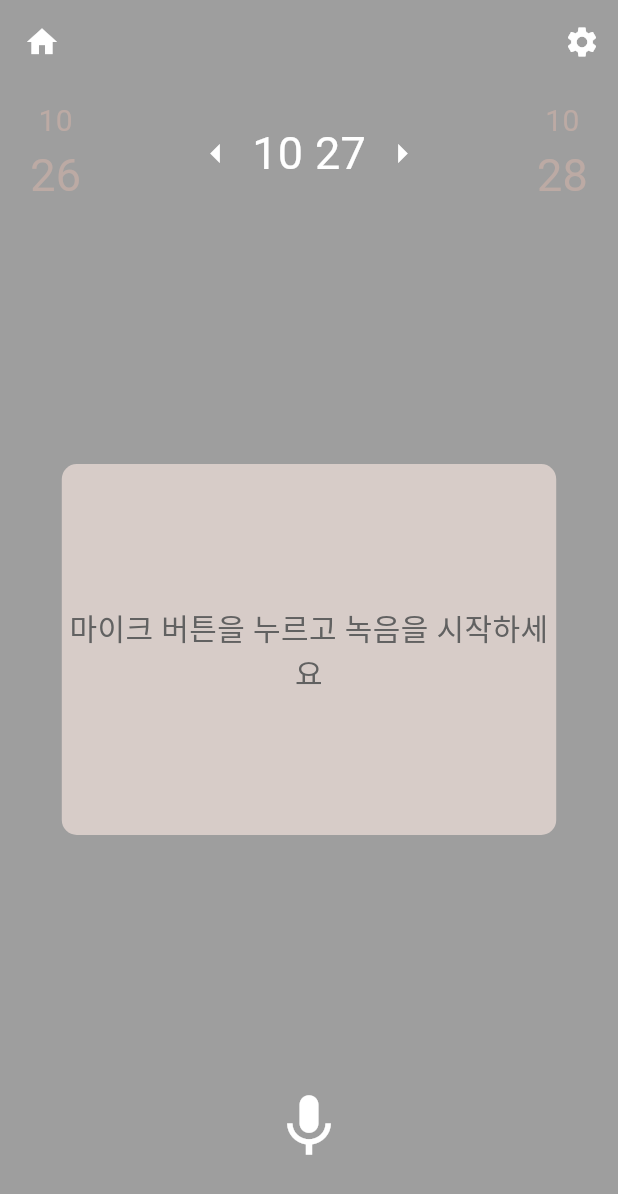
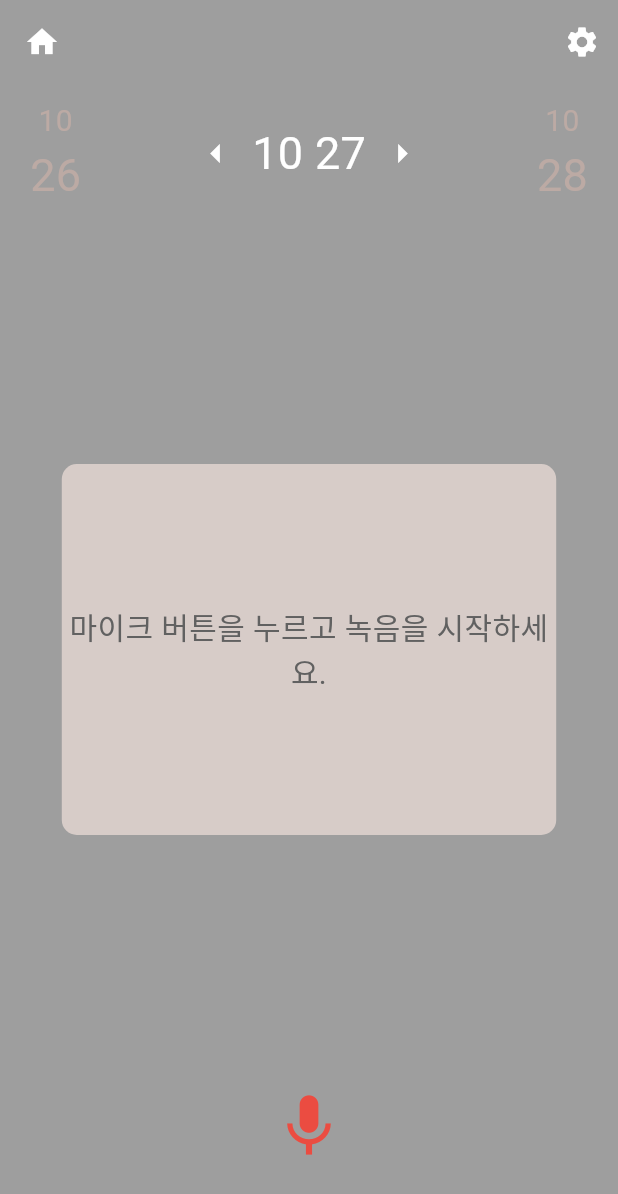
Before and after one commit to ChaeyeonYeager/dd, a Flutter app: the DiaryPage screen opened directly with empty values, after a tap on the "mic" icon, on a phone screen of 412 x 824 dp. Shown: the top 1194 px of the screen. Run offline on Flutter 3.47's test engine with Material 3 defaults, Android fonts, the phone set to English and light mode, and no system bars; our stand-ins replace firebase_auth, firebase_core, flutter_dotenv, google_sign_in, speech_to_text, table_calendar; accounts and stored records are empty.

```diff
--- a/lib/page/diary_page.dart
+++ b/lib/page/diary_page.dart
@@ -18,21 +18,35 @@ class DiaryPage extends StatefulWidget {
   _DiaryPageState createState() => _DiaryPageState();
 }
 
-class _DiaryPageState extends State<DiaryPage> {
+class _DiaryPageState extends State<DiaryPage> with SingleTickerProviderStateMixin {
   final GlobalKey<ScaffoldState> _scaffoldKey = GlobalKey<ScaffoldState>();
   late DateTime _selectedDate;
-  String _recordingStatus = "마이크 버튼을 누르고 녹음을 시작하세요";
+  String _recordingStatus = "마이크 버튼을 누르고 녹음을 시작하세요.";
   bool _isListening = false;
   final SpeechService _speechService = SpeechService();
   final ImageService _imageService = ImageService();
   String _recognizedText = "";
   Uint8List? _imageData;
 
+  late AnimationController _animationController;
+
   @override
   void initState() {
     super.initState();
     _selectedDate = widget.selectedDate;
     _speechService.initialize();
+
+    // 애니메이션 컨트롤러 초기화 (깜박임 효과)
+    _animationController = AnimationController(
+      vsync: this,
+      duration: Duration(seconds: 1),
+    );
+  }
+
+  @override
+  void dispose() {
+    _animationController.dispose();
+    super.dispose();
   }
 
   void _changeDate(int days) {
@@ -44,19 +58,19 @@ class _DiaryPageState extends State<DiaryPage> {
   void _onRecordButtonPressed() {
     setState(() {
       _isListening = !_isListening;
-    });
-
       if (_isListening) {
+        _animationController.repeat(reverse: true); // 녹음 중일 때 애니메이션 반복
         _speechService.startListening((resultText) {
           setState(() {
-          _recordingStatus = "녹음된 텍스트: $resultText";
+            _recordingStatus = "$resultText";
             _recognizedText = resultText;
           });
         });
       } else {
+        _animationController.stop(); // 녹음 중지 시 애니메이션 중지
         _speechService.stopListening();
         setState(() {
-        _recordingStatus = "녹음 중지됨. 마이크 버튼을 눌러 다시 시작하세요.";
+          _recordingStatus = "녹음이 완료되었습니다.";
         });
 
         _imageService.generateImage(_recognizedText).then((imageUrl) {
@@ -67,6 +81,7 @@ class _DiaryPageState extends State<DiaryPage> {
           });
         });
       }
+    });
   }
 
   Future<void> _downloadImage(String? url) async {
@@ -128,16 +143,12 @@ class _DiaryPageState extends State<DiaryPage> {
                   child: Column(
                     children: [
                       Text(
-                        DateFormat('MM').format(
-                            _selectedDate.add(const Duration(days: -1))),
-                        style:
-                            TextStyle(color: Colors.brown[200], fontSize: 20),
+                        DateFormat('MM').format(_selectedDate.add(const Duration(days: -1))),
+                        style: TextStyle(color: Colors.brown[200], fontSize: 20),
                       ),
                       Text(
-                        DateFormat('dd').format(
-                            _selectedDate.add(const Duration(days: -1))),
-                        style:
-                            TextStyle(color: Colors.brown[200], fontSize: 30),
+                        DateFormat('dd').format(_selectedDate.add(const Duration(days: -1))),
+                        style: TextStyle(color: Colors.brown[200], fontSize: 30),
                       ),
                     ],
                   ),
@@ -146,8 +157,7 @@ class _DiaryPageState extends State<DiaryPage> {
                   children: [
                     IconButton(
                       onPressed: () => _changeDate(-1),
-                      icon: const Icon(Icons.arrow_left,
-                          color: Colors.white, size: 30),
+                      icon: const Icon(Icons.arrow_left, color: Colors.white, size: 30),
                     ),
                     Text(
                       DateFormat('MM dd').format(_selectedDate),
@@ -155,8 +165,7 @@ class _DiaryPageState extends State<DiaryPage> {
                     ),
                     IconButton(
                       onPressed: () => _changeDate(1),
-                      icon: const Icon(Icons.arrow_right,
-                          color: Colors.white, size: 30),
+                      icon: const Icon(Icons.arrow_right, color: Colors.white, size: 30),
                     ),
                   ],
                 ),
@@ -165,16 +174,12 @@ class _DiaryPageState extends State<DiaryPage> {
                   child: Column(
                     children: [
                       Text(
-                        DateFormat('MM')
-                            .format(_selectedDate.add(const Duration(days: 1))),
-                        style:
-                            TextStyle(color: Colors.brown[200], fontSize: 20),
+                        DateFormat('MM').format(_selectedDate.add(const Duration(days: 1))),
+                        style: TextStyle(color: Colors.brown[200], fontSize: 20),
                       ),
                       Text(
-                        DateFormat('dd')
-                            .format(_selectedDate.add(const Duration(days: 1))),
-                        style:
-                            TextStyle(color: Colors.brown[200], fontSize: 30),
+                        DateFormat('dd').format(_selectedDate.add(const Duration(days: 1))),
+                        style: TextStyle(color: Colors.brown[200], fontSize: 30),
                       ),
                     ],
                   ),
@@ -182,7 +187,6 @@ class _DiaryPageState extends State<DiaryPage> {
               ],
             ),
           ),
-
           // 생성된 이미지 표시
           if (_imageData != null)
             Expanded(
@@ -195,7 +199,6 @@ class _DiaryPageState extends State<DiaryPage> {
                 ),
               ),
             ),
-
           // 녹음 안내 메시지 박스
           Expanded(
             child: Center(
@@ -216,13 +219,21 @@ class _DiaryPageState extends State<DiaryPage> {
               ),
             ),
           ),
-
-          // 마이크 버튼
+          // 마이크 버튼 (애니메이션 추가)
           Padding(
             padding: const EdgeInsets.only(bottom: 40.0),
-            child: IconButton(
-              icon: const Icon(Icons.mic, size: 50, color: Colors.white),
+            child: AnimatedBuilder(
+              animation: _animationController,
+              builder: (context, child) {
+                return IconButton(
+                  icon: Icon(
+                    Icons.mic,
+                    size: 50,
+                    color: _isListening ? Colors.red.withOpacity(_animationController.value) : Colors.white,
+                  ),
                   onPressed: _onRecordButtonPressed,
+                );
+              },
             ),
           ),
         ],
```
Lines whose indentation alone changed are shown as unchanged.
